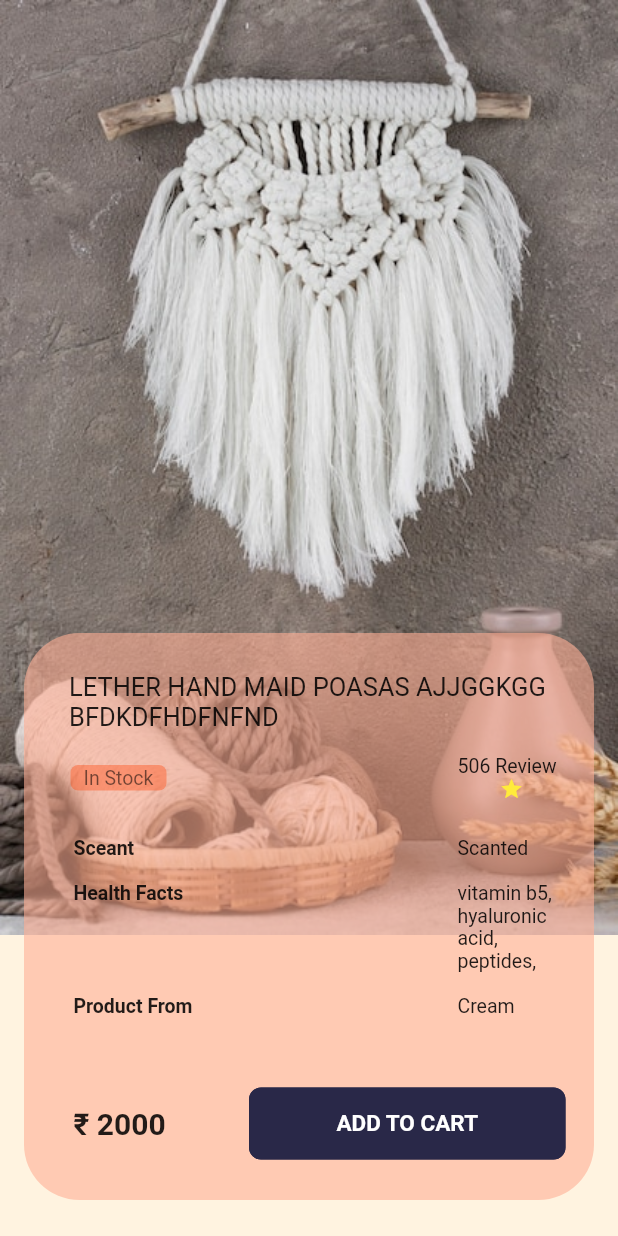
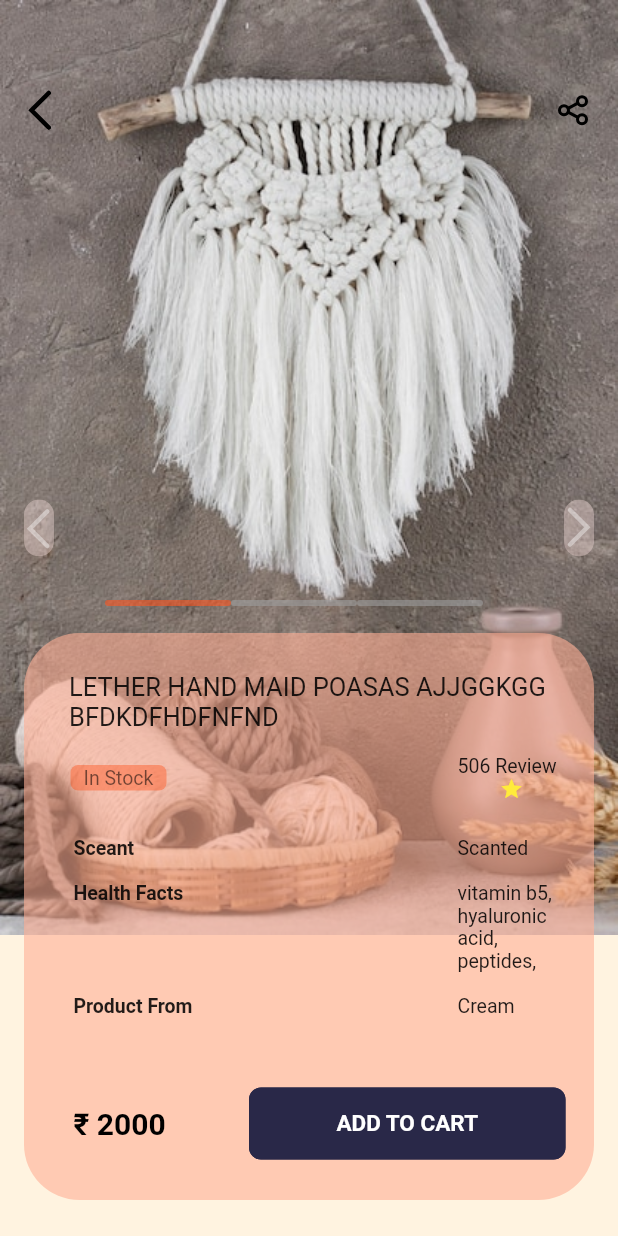
Before and after one commit to uniterested/uninterested, a Flutter app: the screen it shows after launch, on a phone screen of 412 x 824 dp. Run offline on Flutter 3.47's test engine with Material 2 defaults, Android fonts, the phone set to English and light mode, and no system bars; drawn by our look-alikes of carousel_slider, smooth_page_indicator; our stand-ins replace carousel_indicator, flutter_screenutil, flutter_svg, get, google_fonts; Roboto replaces fonts that are missing (SFPro).

Commit message:
'1-3-2023'
product screen

```diff
--- a/lib/home/product.dart
+++ b/lib/home/product.dart
@@ -3,10 +3,9 @@ import 'package:flutter/material.dart';
 import 'package:flutter_svg/svg.dart';
 import 'package:smooth_page_indicator/smooth_page_indicator.dart';
 import 'package:uninterested/utilities/AppColor.dart';
+import 'package:uninterested/utilities/AppColorStyle.dart';
 import 'package:uninterested/utilities/AppIcons.dart';
 import '../utilities/button.dart';
-
-
 
 class Productscrn extends StatefulWidget {
   const Productscrn({Key? key}) : super(key: key);
@@ -17,7 +16,7 @@ class Productscrn extends StatefulWidget {
 
 class _ProductscrnState extends State<Productscrn> {
   var activeindex = 0;
-  List image = ["assets/macrome.jpg", "assets/macrome.jpg", "assets/macrome.jpg"];
+  List image = ["assets/macrome.jpg", "assets/1.jpg", "assets/macrome.jpg"];
   final controller = CarouselController();
 
   @override
@@ -27,41 +26,20 @@ class _ProductscrnState extends State<Productscrn> {
         backgroundColor: Colors.orange[50],
         body: Stack(
           children: [
-            SingleChildScrollView(
-              child: Column(children: [
-                    Stack(
-                      children:
-                                        [Row(mainAxisAlignment: MainAxisAlignment.spaceBetween,
+            Column(
               children: [
-                      GestureDetector(
-                        onTap: prev,
-                        child: SvgPicture.asset(AppLeadingIcons.backbtn),
-                      ),
-
-                      //
-
-                      GestureDetector(
-                        onTap: next,
-                        child: SvgPicture.asset(AppLeadingIcons.forwardbtn),
-                      ),
-                    ],
-                  ),
                 CarouselSlider.builder(
                   carouselController: controller,
                   itemCount: image.length,
                   itemBuilder: (context, index, realIndex) {
                     return Image.asset(
-
                       image[index],
                       fit: BoxFit.fill,
-
                     );
                   },
                   options: CarouselOptions(
-
                       viewportFraction: 1,
                       height: 623,
-
                       onPageChanged: ((index, reason) {
                         setState(() {
                           activeindex = index;
@@ -69,11 +47,31 @@ class _ProductscrnState extends State<Productscrn> {
                       })),
                 ),
               ],
-                    ),]
+            ),
+            Padding(
+              padding:
+                  const EdgeInsets.only(bottom: 120.0, left: 16, right: 16),
+              child: Align(
+                alignment: Alignment.center,
+                child: Row(
+                  mainAxisAlignment: MainAxisAlignment.spaceBetween,
+                  children: [
+                    GestureDetector(
+                      onTap: prev,
+                      child: SvgPicture.asset(AppLeadingIcons.backbtn),
+                    ),
+                    GestureDetector(
+                      onTap: next,
+                      child: SvgPicture.asset(
+                        AppLeadingIcons.forwardbtn,
+                      ),
+                    ),
+                  ],
+                ),
               ),
             ),
             Padding(
-             padding: const EdgeInsets.only(bottom: 24,left: 16,right: 16),
+              padding: const EdgeInsets.only(bottom: 24, left: 16, right: 16),
               child: Align(
                 alignment: Alignment.bottomCenter,
                 child: Container(
@@ -82,22 +80,22 @@ class _ProductscrnState extends State<Productscrn> {
                     color: AppColorPallet.orange.withOpacity(.6),
                   ),
                   height: 378,
-
                   child: Column(
                     children: [
                       const Padding(
                         padding: EdgeInsets.only(
-                           top: 26, left: 18, right: 10,bottom:15 ),
-                       child: SizedBox(width:328,
+                            top: 26, left: 18, right: 10, bottom: 15),
+                        child: SizedBox(
+                          width: 328,
                           child: Text(
                             "LETHER HAND MAID POASAS AJJGGKGG BFDKDFHDFNFND",
                             style: TextStyle(fontSize: 17),
                           ),
                         ),
                       ),
-
                       Padding(
-                       padding: const EdgeInsets.only(left: 31, right: 19,bottom:24),
+                        padding: const EdgeInsets.only(
+                            left: 31, right: 19, bottom: 24),
                         child: Row(
                           mainAxisAlignment: MainAxisAlignment.spaceBetween,
                           children: [
@@ -136,9 +134,9 @@ class _ProductscrnState extends State<Productscrn> {
                           ],
                         ),
                       ),
-
                       Padding(
-                       padding: const EdgeInsets.only(left: 33, right: 19,bottom: 16),
+                        padding: const EdgeInsets.only(
+                            left: 33, right: 19, bottom: 16),
                         child: Column(
                           crossAxisAlignment: CrossAxisAlignment.start,
                           children: [
@@ -165,7 +163,6 @@ class _ProductscrnState extends State<Productscrn> {
                                 ],
                               ),
                             ),
-
                             Padding(
                               padding: const EdgeInsets.only(bottom: 15),
                               child: Row(
@@ -191,9 +188,8 @@ class _ProductscrnState extends State<Productscrn> {
                                 ],
                               ),
                             ),
-
                             Padding(
-                             padding: const EdgeInsets.only(bottom:47 ),
+                              padding: const EdgeInsets.only(bottom: 47),
                               child: Row(
                                 mainAxisAlignment:
                                     MainAxisAlignment.spaceBetween,
@@ -215,14 +211,12 @@ class _ProductscrnState extends State<Productscrn> {
                                 ],
                               ),
                             ),
-
                             Row(
-                             mainAxisAlignment:
-                                 MainAxisAlignment.spaceBetween,
+                              mainAxisAlignment: MainAxisAlignment.spaceBetween,
                               children: [
                                 Text(
                                   '\u{20B9} 2000',
-                                 style: TextStyle(
+                                  style: AppTextStyle.sfpro(
                                       fontWeight: FontWeight.w700,
                                       fontSize: 20),
                                 ),
@@ -251,31 +245,34 @@ class _ProductscrnState extends State<Productscrn> {
                 ),
               ),
             ),
-
-              ],),
-
-
+            Positioned(
+              bottom: 420,
+              left: 70,
+              child: Center(
+                child: Align(
+                  alignment: Alignment.center,
+                  child: carouselIndicator(),
+                ),
+              ),
+            ),
+            Padding(
+              padding: const EdgeInsets.only(right: 18, top: 60, left: 18),
+              child: Align(
+                  alignment: Alignment.topRight,
+                  child: Row(
+                    mainAxisAlignment: MainAxisAlignment.spaceBetween,
+                    children: [
+                      SvgPicture.asset(AppLeadingIcons.back),
+                      SvgPicture.asset(AppLeadingIcons.share),
+                    ],
+                  )),
+            ),
+          ],
+        ),
         // Padding(
-                  //   padding: const EdgeInsets.only(left: 18, top: 59),
-                  //   child: SvgPicture.asset(
-                  //     AppLeadingIcons.back
-                  //   )
-                  // ),
-                  // Padding(
-                  //   padding: const EdgeInsets.only(right: 21, top: 60),
-                  //   child: Align(
-                  //       alignment: Alignment.topRight,
-                  //       child:SvgPicture.asset(
-                  //         AppLeadingIcons.share
-                  //       )),
-                  // ),
-
-
-
-
-
+        //     padding: const EdgeInsets.only(left: 18, top: 59),
+        //     child: ),
       ),
-
     );
   }
 
```
Also changed, not shown: pubspec.lock. Lines whose indentation alone changed are shown as unchanged.
